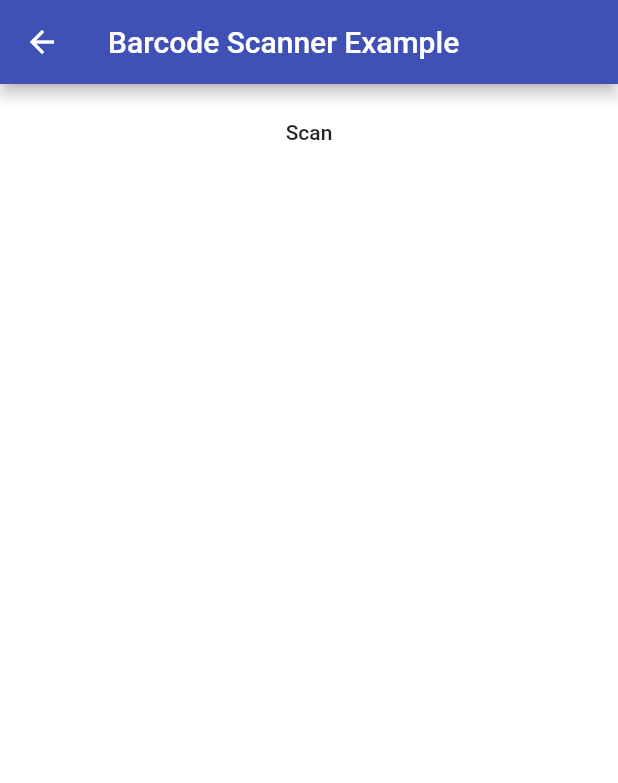
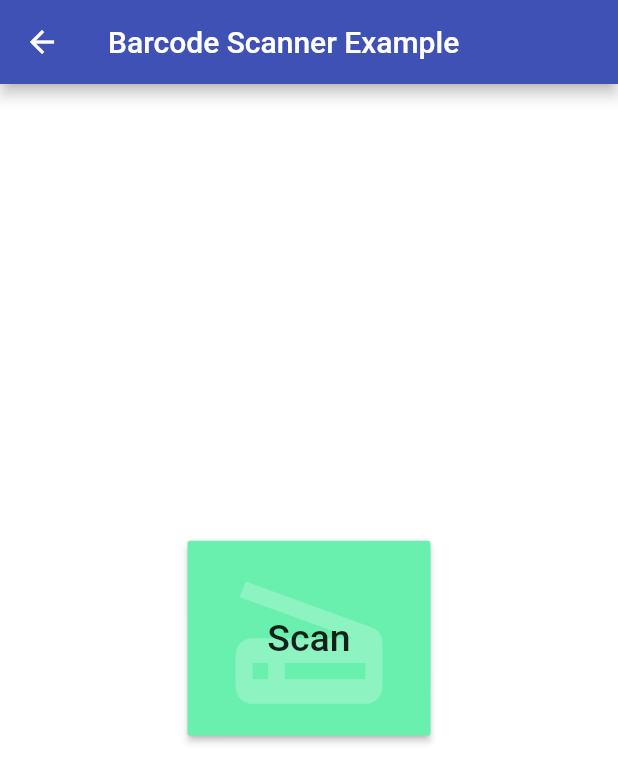
Before and after one commit to hvpulok/flutter_poc, a Flutter app: the BarcodePage screen opened by its route, on a phone screen of 412 x 824 dp. Shown: the top 783 px of the screen. Run offline on Flutter 3.47's test engine with Material 2 defaults, Android fonts, the phone set to English and light mode, and no system bars; our stand-ins replace camera, flutter_sticky_header, font_awesome_flutter; missing offline and left inert: barcode_scan; project files that could hold a hidden picture were left out.

Commit message:
Addd barcode scan example

```diff
--- a/lib/home-page/tabs/dashboard-tab/barcode-button.dart
+++ b/lib/home-page/tabs/dashboard-tab/barcode-button.dart
@@ -13,7 +13,7 @@ class BarcodeButton extends StatelessWidget {
           Container(
             width: 130.0,
             height: 130,
-            child: Icon(Icons.scanner, size: 130.0, color: Colors.white24),
+            child: Icon(Icons.scanner, size: 130.0, color: Colors.white10),
           ),
           SizedBox(
             width: 130.0,
--- a/lib/shared/barcode-page.dart
+++ b/lib/shared/barcode-page.dart
@@ -25,13 +25,31 @@ class _BarcodePageState extends State<BarcodePage> {
         ),
         body: new Center(
           child: new Column(
+            crossAxisAlignment: CrossAxisAlignment.center,
+            mainAxisAlignment: MainAxisAlignment.center,
             children: <Widget>[
               new Container(
-                child: new MaterialButton(
-                    onPressed: scan, child: new Text("Scan")),
+                child: new RaisedButton(
+                    color: Colors.greenAccent,
+                    child: Stack(
+                      alignment: AlignmentDirectional.center,
+                      children: <Widget>[
+                        Icon(
+                          Icons.scanner,
+                          size: 130,
+                          color: Colors.white24,
+                        ),
+                        new Text(
+                          "Scan",
+                          style: TextStyle(color: Colors.black87, fontSize: 25),
+                        )
+                      ],
+                    ),
+                    onPressed: scan),
                 padding: const EdgeInsets.all(8.0),
               ),
-              new Text(barcode),
+              new Text(barcode,
+                  style: TextStyle(color: Colors.black87, fontSize: 25)),
             ],
           ),
         ));
```
